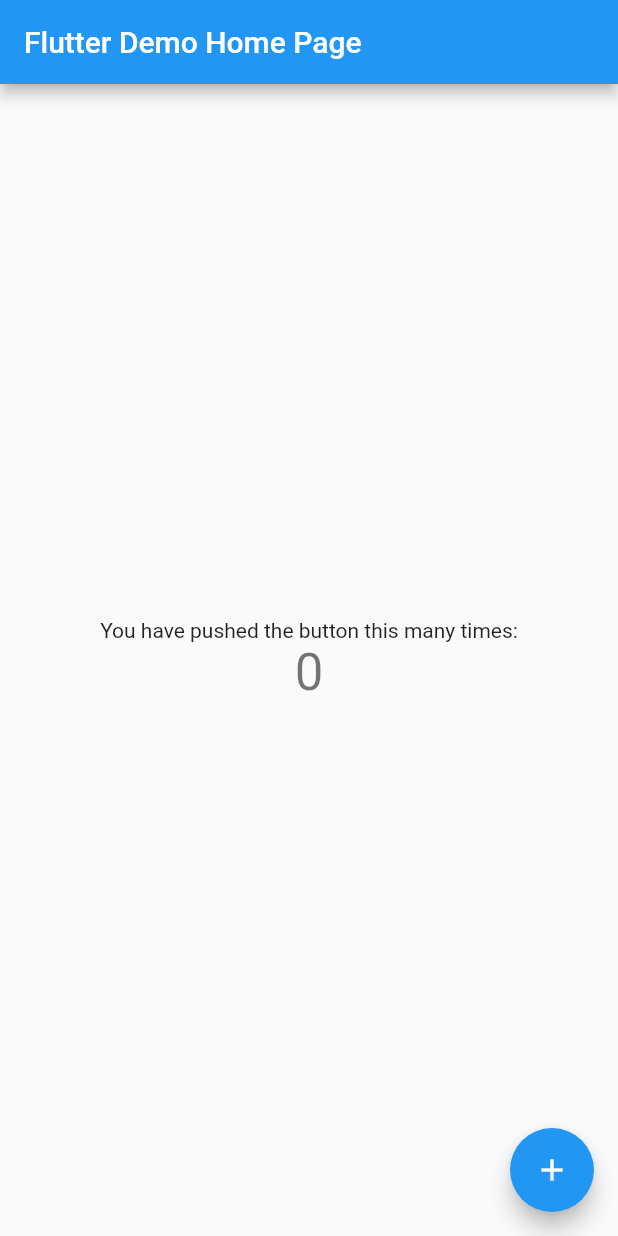
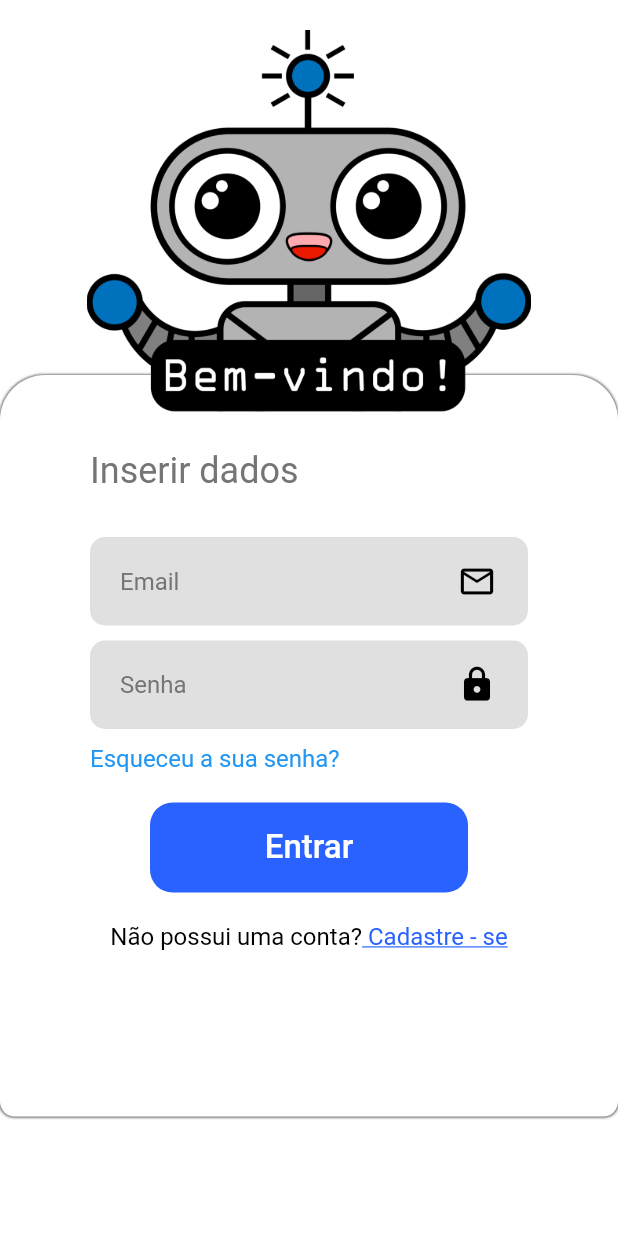
Before and after one commit to danielmbrasil/oops, a Flutter app: the screen it shows after launch, on a phone screen of 412 x 824 dp. Run offline on Flutter 3.47's test engine with Material 2 defaults, Android fonts, the phone set to English and light mode, and no system bars; Roboto replaces fonts that are missing (Mulish).

Commit message:
add login screen

```diff
--- a/lib/main.dart
+++ b/lib/main.dart
@@ -1,4 +1,5 @@
 import 'package:flutter/material.dart';
+import 'package:oops/screens/sessions/sign_in.dart';
 
 void main() {
   runApp(MyApp());
@@ -9,105 +10,11 @@
   @override
   Widget build(BuildContext context) {
     return MaterialApp(
-      title: 'Flutter Demo',
+      title: 'Oops!',
       theme: ThemeData(
-        // This is the theme of your application.
-        //
-        // Try running your application with "flutter run". You'll see the
-        // application has a blue toolbar. Then, without quitting the app, try
-        // changing the primarySwatch below to Colors.green and then invoke
-        // "hot reload" (press "r" in the console where you ran "flutter run",
-        // or simply save your changes to "hot reload" in a Flutter IDE).
-        // Notice that the counter didn't reset back to zero; the application
-        // is not restarted.
         primarySwatch: Colors.blue,
       ),
-      home: MyHomePage(title: 'Flutter Demo Home Page'),
+      home: SignIn(),
     );
   }
 }
-
-class MyHomePage extends StatefulWidget {
-  MyHomePage({Key key, this.title}) : super(key: key);
-
-  // This widget is the home page of your application. It is stateful, meaning
-  // that it has a State object (defined below) that contains fields that affect
-  // how it looks.
-
-  // This class is the configuration for the state. It holds the values (in this
-  // case the title) provided by the parent (in this case the App widget) and
-  // used by the build method of the State. Fields in a Widget subclass are
-  // always marked "final".
-
-  final String title;
-
-  @override
-  _MyHomePageState createState() => _MyHomePageState();
-}
-
-class _MyHomePageState extends State<MyHomePage> {
-  int _counter = 0;
-
-  void _incrementCounter() {
-    setState(() {
-      // This call to setState tells the Flutter framework that something has
-      // changed in this State, which causes it to rerun the build method below
-      // so that the display can reflect the updated values. If we changed
-      // _counter without calling setState(), then the build method would not be
-      // called again, and so nothing would appear to happen.
-      _counter++;
-    });
-  }
-
-  @override
-  Widget build(BuildContext context) {
-    // This method is rerun every time setState is called, for instance as done
-    // by the _incrementCounter method above.
-    //
-    // The Flutter framework has been optimized to make rerunning build methods
-    // fast, so that you can just rebuild anything that needs updating rather
-    // than having to individually change instances of widgets.
-    return Scaffold(
-      appBar: AppBar(
-        // Here we take the value from the MyHomePage object that was created by
-        // the App.build method, and use it to set our appbar title.
-        title: Text(widget.title),
-      ),
-      body: Center(
-        // Center is a layout widget. It takes a single child and positions it
-        // in the middle of the parent.
-        child: Column(
-          // Column is also a layout widget. It takes a list of children and
-          // arranges them vertically. By default, it sizes itself to fit its
-          // children horizontally, and tries to be as tall as its parent.
-          //
-          // Invoke "debug painting" (press "p" in the console, choose the
-          // "Toggle Debug Paint" action from the Flutter Inspector in Android
-          // Studio, or the "Toggle Debug Paint" command in Visual Studio Code)
-          // to see the wireframe for each widget.
-          //
-          // Column has various properties to control how it sizes itself and
-          // how it positions its children. Here we use mainAxisAlignment to
-          // center the children vertically; the main axis here is the vertical
-          // axis because Columns are vertical (the cross axis would be
-          // horizontal).
-          mainAxisAlignment: MainAxisAlignment.center,
-          children: <Widget>[
-            Text(
-              'You have pushed the button this many times:',
-            ),
-            Text(
-              '$_counter',
-              style: Theme.of(context).textTheme.headline4,
-            ),
-          ],
-        ),
-      ),
-      floatingActionButton: FloatingActionButton(
-        onPressed: _incrementCounter,
-        tooltip: 'Increment',
-        child: Icon(Icons.add),
-      ), // This trailing comma makes auto-formatting nicer for build methods.
-    );
-  }
-}
--- /dev/null
+++ b/lib/screens/sessions/sign_in.dart
@@ -0,0 +1,252 @@
+import 'package:flutter/gestures.dart';
+import 'package:flutter/material.dart';
+
+class SignIn extends StatefulWidget {
+  @override
+  _SignInState createState() => _SignInState();
+}
+
+class _SignInState extends State<SignIn> {
+  final _formKey = GlobalKey<FormState>();
+
+  bool _obscurePassword = true;
+
+  @override
+  Widget build(BuildContext context) {
+    return Scaffold(
+      body: SingleChildScrollView(
+        scrollDirection: Axis.vertical,
+        child: Container(
+          width: MediaQuery.of(context).size.width,
+          height: MediaQuery.of(context).size.height * 1.3,
+          color: Colors.white,
+          child: Stack(
+            children: [
+              Positioned.fill(
+                top: 250,
+                child: Align(
+                  alignment: Alignment.topCenter,
+                  child: Container(
+                    width: 500,
+                    height: MediaQuery.of(context).size.height * 0.6,
+                    decoration: BoxDecoration(
+                      borderRadius: BorderRadius.vertical(
+                          top: Radius.circular(30),
+                          bottom: Radius.circular(10)),
+                      color: Colors.white,
+                      boxShadow: [
+                        BoxShadow(
+                          color: Colors.black.withOpacity(0.5),
+                          spreadRadius: 0.5,
+                          blurRadius: 0.5, // changes position of shadow
+                        ),
+                      ],
+                    ),
+                    child: Form(
+                      key: _formKey,
+                      child: ListView(
+                        padding: EdgeInsets.only(left: 60, right: 60),
+                        children: [
+                          Container(
+                            alignment: Alignment.centerLeft,
+                            padding: EdgeInsets.only(top: 50, bottom: 30),
+                            child: Text(
+                              'Inserir dados',
+                              style: TextStyle(
+                                color: Colors.grey[600],
+                                fontFamily: 'Mulish',
+                                fontStyle: FontStyle.normal,
+                                fontSize: 24,
+                              ),
+                            ),
+                          ),
+                          Container(
+                            child: TextFormField(
+                              keyboardType: TextInputType.emailAddress,
+                              style: TextStyle(
+                                color: Colors.grey[600],
+                                fontFamily: 'Mulish',
+                                fontStyle: FontStyle.normal,
+                              ),
+                              decoration: InputDecoration(
+                                border: OutlineInputBorder(
+                                  borderRadius: const BorderRadius.all(
+                                    const Radius.circular(10.0),
+                                  ),
+                                  borderSide: BorderSide(
+                                    width: 0,
+                                    style: BorderStyle.none,
+                                  ),
+                                ),
+                                contentPadding: EdgeInsets.symmetric(
+                                    horizontal: 20.0, vertical: 20),
+                                fillColor: const Color(0xFFE0E0E0),
+                                focusColor: const Color(0xFFBFBFBD),
+                                filled: true,
+                                hintStyle: TextStyle(
+                                  color: Colors.grey[600],
+                                  fontFamily: 'Mulish',
+                                  fontStyle: FontStyle.normal,
+                                ),
+                                hintText: 'Email',
+                                suffixIcon: Padding(
+                                  padding: EdgeInsets.only(right: 10),
+                                  child: IconButton(
+                                    icon: Icon(
+                                      Icons.email_outlined,
+                                      color: Colors.black,
+                                      size: 26,
+                                    ),
+                                    onPressed: () => null,
+                                  ),
+                                ),
+                              ),
+                            ),
+                          ),
+                          Container(
+                            padding: EdgeInsets.only(top: 10),
+                            child: TextFormField(
+                              obscureText: _obscurePassword,
+                              style: TextStyle(
+                                color: Colors.grey[600],
+                                fontFamily: 'Mulish',
+                                fontStyle: FontStyle.normal,
+                              ),
+                              decoration: InputDecoration(
+                                border: OutlineInputBorder(
+                                  borderRadius: const BorderRadius.all(
+                                    const Radius.circular(10.0),
+                                  ),
+                                  borderSide: BorderSide(
+                                    width: 0,
+                                    style: BorderStyle.none,
+                                  ),
+                                ),
+                                contentPadding: EdgeInsets.symmetric(
+                                    horizontal: 20.0, vertical: 20),
+                                fillColor: const Color(0xFFE0E0E0),
+                                focusColor: const Color(0xFFBFBFBD),
+                                filled: true,
+                                hintStyle: TextStyle(
+                                  color: Colors.grey[600],
+                                  fontFamily: 'Mulish',
+                                  fontStyle: FontStyle.normal,
+                                ),
+                                hintText: 'Senha',
+                                suffixIcon: Padding(
+                                  padding: EdgeInsets.only(right: 10),
+                                  child: IconButton(
+                                    icon: Icon(
+                                      _obscurePassword
+                                          ? Icons.lock_rounded
+                                          : Icons.lock_open_rounded,
+                                      color: Colors.black,
+                                      size: 26,
+                                    ),
+                                    onPressed: () {
+                                      setState(() {
+                                        _obscurePassword = !_obscurePassword;
+                                      });
+                                    },
+                                  ),
+                                ),
+                              ),
+                            ),
+                          ),
+                          Container(
+                            alignment: Alignment.centerLeft,
+                            padding: EdgeInsets.only(top: 10),
+                            child: Text(
+                              'Esqueceu a sua senha?',
+                              style: TextStyle(
+                                color: Colors.blue,
+                                fontFamily: 'Mulish',
+                                fontStyle: FontStyle.normal,
+                                fontSize: 16,
+                              ),
+                            ),
+                          ),
+                          Container(
+                            height: 80,
+                            padding:
+                                EdgeInsets.only(left: 40, right: 40, top: 20),
+                            child: TextButton(
+                              style: ButtonStyle(
+                                backgroundColor: MaterialStateProperty.all(
+                                    Colors.blueAccent[700]),
+                                shape: MaterialStateProperty.all(
+                                  RoundedRectangleBorder(
+                                    borderRadius: BorderRadius.circular(15.0),
+                                  ),
+                                ),
+                              ),
+                              onPressed: () => null,
+                              child: Text(
+                                'Entrar',
+                                style: TextStyle(
+                                  color: Colors.white,
+                                  fontFamily: 'Mulish',
+                                  fontStyle: FontStyle.normal,
+                                  fontSize: 22,
+                                ),
+                                textAlign: TextAlign.center,
+                                //overflow: TextOverflow.ellipsis,
+                              ),
+                            ),
+                          ),
+                          Container(
+                            alignment: Alignment.center,
+                            padding: EdgeInsets.only(top: 20, bottom: 20),
+                            child: RichText(
+                              text: TextSpan(
+                                style: TextStyle(
+                                  fontFamily: 'Mulish',
+                                  fontStyle: FontStyle.normal,
+                                  fontSize: 16,
+                                ),
+                                children: <TextSpan>[
+                                  TextSpan(
+                                      text: 'Não possui uma conta?',
+                                      style: TextStyle(color: Colors.black)),
+                                  TextSpan(
+                                    text: ' Cadastre - se',
+                                    recognizer: TapGestureRecognizer()
+                                      ..onTap = () => null,
+                                    style: TextStyle(
+                                      color: Colors.blueAccent[700],
+                                      decoration: TextDecoration.underline,
+                                    ),
+                                  ),
+                                ],
+                              ),
+                              textAlign: TextAlign.center,
+                              maxLines: 2,
+                            ),
+                          ),
+                        ],
+                      ),
+                    ),
+                  ),
+                ),
+              ),
+              Positioned.fill(
+                top: 20,
+                child: Align(
+                  alignment: Alignment.topCenter,
+                  child: Container(
+                    height: 280,
+                    decoration: BoxDecoration(
+                      image: DecorationImage(
+                          image: AssetImage('assets/images/willy0.png'),
+                          fit: BoxFit.fitHeight),
+                    ),
+                  ),
+                ),
+              ),
+            ],
+          ),
+        ),
+      ),
+    );
+  }
+}
```
